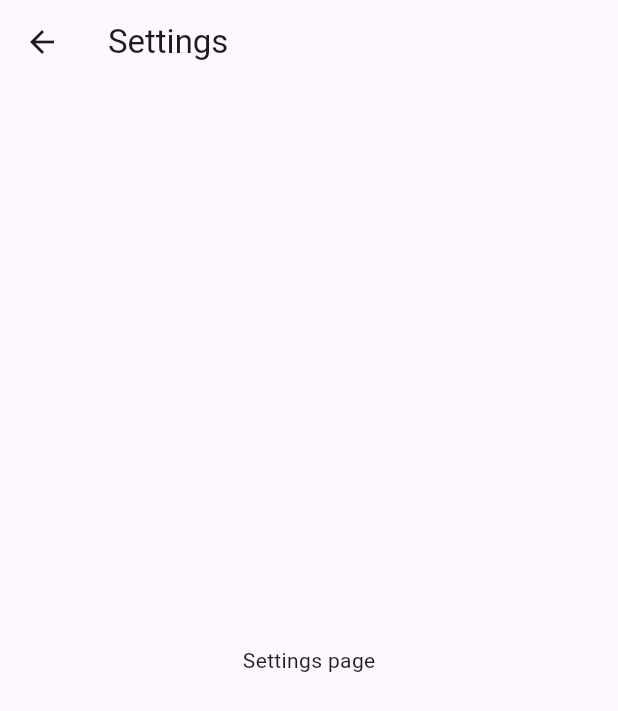
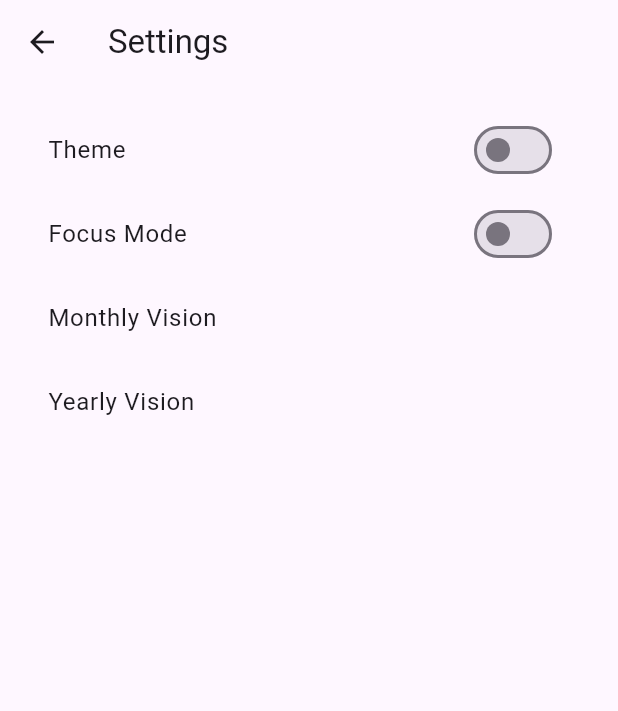
Before and after one commit to ahmedmakroum/todoodoo, a Flutter app: the screen it shows after launch, after a tap on the "settings" icon, on a phone screen of 412 x 824 dp. Shown: the top 711 px of the screen. Run offline on Flutter 3.47's test engine with Material 3 defaults, Android fonts, the light colour scheme and no system bars; our stand-ins replace flutter_local_notifications, flutter_riverpod, riverpod, sqflite; accounts and stored records are empty.

Commit message:
working home and added pages classes and dark mode

```diff
--- a/lib/main.dart
+++ b/lib/main.dart
@@ -1,18 +1,23 @@
 import 'package:flutter/material.dart';
-import 'package:todoodoo/screens/loading_screen.dart';
+import 'package:flutter_riverpod/flutter_riverpod.dart';
+import 'screens/loading_screen.dart';
+import 'providers/theme_provider.dart';
 
 void main() {
-  runApp(MyApp());
+  runApp(const ProviderScope(child: MyApp()));
 }
 
-class MyApp extends StatelessWidget {
+class MyApp extends ConsumerWidget {
+  const MyApp({Key? key}) : super(key: key);
+
   @override
-  Widget build(BuildContext context) {
+  Widget build(BuildContext context, WidgetRef ref) {
     return MaterialApp(
       title: 'TodoDooo',
-      theme: ThemeData(
-        primarySwatch: Colors.blue,
-      ),
+       debugShowCheckedModeBanner: false,
+      theme: ThemeData.light(),
+      darkTheme: ThemeData.dark(),
+      themeMode: ref.watch(themeProvider) ? ThemeMode.dark : ThemeMode.light,
       home: const LoadingScreen(),
     );
   }
--- /dev/null
+++ b/lib/providers/focus_mode_provider.dart
@@ -0,0 +1,3 @@
+import 'package:flutter_riverpod/flutter_riverpod.dart';
+
+final focusModeProvider = StateProvider<bool>((ref) => false); // Default to focus mode disabled
--- /dev/null
+++ b/lib/providers/theme_provider.dart
@@ -0,0 +1,3 @@
+import 'package:flutter_riverpod/flutter_riverpod.dart';
+
+final themeProvider = StateProvider<bool>((ref) => false); // Default to light mode
--- a/lib/screens/home_page.dart
+++ b/lib/screens/home_page.dart
@@ -1,20 +1,25 @@
 import 'package:flutter/material.dart';
+import 'package:flutter_riverpod/flutter_riverpod.dart';
 import 'dart:async';
 import 'package:flutter_local_notifications/flutter_local_notifications.dart';
 import 'package:sqflite/sqflite.dart';
 import 'package:path/path.dart';
-import 'package:todoodoo/screens/planner_page.dart';
 import 'package:todoodoo/screens/settings_page.dart';
+import 'package:todoodoo/screens/todo_page.dart';
+import 'package:todoodoo/screens/calendar_page.dart';
 import '../services/database_service.dart';
+import '../providers/theme_provider.dart';
+import '../providers/focus_mode_provider.dart';
+import 'planner_page.dart';
 
-class HomePage extends StatefulWidget {
+class HomePage extends ConsumerStatefulWidget {
   const HomePage({Key? key}) : super(key: key);
 
   @override
   _HomePageState createState() => _HomePageState();
 }
 
-class _HomePageState extends State<HomePage> with SingleTickerProviderStateMixin {
+class _HomePageState extends ConsumerState with SingleTickerProviderStateMixin {
   // Timer Logic
   int totalWorkTime = 1500; // 25 minutes default
   int remainingTime = 1500;
@@ -33,6 +38,7 @@ class _HomePageState extends State<HomePage> with SingleTickerProviderStateMixin
     {'id': 1, 'name': 'CareerFoundry Course'},
     {'id': 2, 'name': 'Marketing Team Project'},
   ];
+
   List<Map<String, dynamic>> labels = [
     {'id': 1, 'name': 'Study'},
     {'id': 2, 'name': 'Sports'},
@@ -44,7 +50,7 @@ class _HomePageState extends State<HomePage> with SingleTickerProviderStateMixin
   @override
   void initState() {
     super.initState();
-    _tabController = TabController(length: 3, vsync: this);
+    _tabController = TabController(length: 4, vsync: this);
     initializeDatabase();
     initializeNotifications();
   }
@@ -144,7 +150,55 @@ class _HomePageState extends State<HomePage> with SingleTickerProviderStateMixin
             return AlertDialog(
               title: Text('Set Timer'),
               content: Row(
-                // ... rest of your existing dialog content ...
+                mainAxisAlignment: MainAxisAlignment.spaceEvenly,
+                children: [
+                  Column(
+                    mainAxisSize: MainAxisSize.min,
+                    children: [
+                      Text('Hours'),
+                      IconButton(
+                        icon: Icon(Icons.arrow_upward),
+                        onPressed: () {
+                          setState(() {
+                            if (selectedHours < 23) selectedHours++;
+                          });
+                        },
+                      ),
+                      Text('$selectedHours'),
+                      IconButton(
+                        icon: Icon(Icons.arrow_downward),
+                        onPressed: () {
+                          setState(() {
+                            if (selectedHours > 0) selectedHours--;
+                          });
+                        },
+                      ),
+                    ],
+                  ),
+                  Column(
+                    mainAxisSize: MainAxisSize.min,
+                    children: [
+                      Text('Minutes'),
+                      IconButton(
+                        icon: Icon(Icons.arrow_upward),
+                        onPressed: () {
+                          setState(() {
+                            if (selectedMinutes < 59) selectedMinutes++;
+                          });
+                        },
+                      ),
+                      Text('$selectedMinutes'),
+                      IconButton(
+                        icon: Icon(Icons.arrow_downward),
+                        onPressed: () {
+                          setState(() {
+                            if (selectedMinutes > 0) selectedMinutes--;
+                          });
+                        },
+                      ),
+                    ],
+                  ),
+                ],
               ),
               actions: [
                 TextButton(
@@ -196,7 +250,7 @@ class _HomePageState extends State<HomePage> with SingleTickerProviderStateMixin
               child: Column(
                 children: [
                   Text(
-                    "$hours:${minutes.toString().padLeft(2, '0')}:${seconds.toString().padLeft(2, '0')}",
+                    "${hours.toString().padLeft(2, '0')}:${minutes.toString().padLeft(2, '0')}:${seconds.toString().padLeft(2, '0')}",
                     style: TextStyle(
                       fontSize: 24,
                       fontWeight: FontWeight.bold,
@@ -230,6 +284,7 @@ class _HomePageState extends State<HomePage> with SingleTickerProviderStateMixin
                 ],
               ),
             ),
+
             // Header
             Padding(
               padding: const EdgeInsets.all(16),
@@ -243,8 +298,6 @@ class _HomePageState extends State<HomePage> with SingleTickerProviderStateMixin
                       fontWeight: FontWeight.bold,
                     ),
                   ),
-                  Row(
-                    children: [
                   IconButton(
                     icon: Icon(Icons.settings),
                     onPressed: () {
@@ -254,20 +307,10 @@ class _HomePageState extends State<HomePage> with SingleTickerProviderStateMixin
                       );
                     },
                   ),
-                      IconButton(
-                        icon: Icon(Icons.calendar_today),
-                        onPressed: () {
-                          Navigator.push(
-                            context,
-                            MaterialPageRoute(builder: (context) => PlannerPage()),
-                          );
-                        },
-                      ),
-                    ],
-                  ),
                 ],
               ),
             ),
+
             // View Tabs
             Container(
               decoration: BoxDecoration(
@@ -284,8 +327,12 @@ class _HomePageState extends State<HomePage> with SingleTickerProviderStateMixin
                 controller: _tabController,
                 tabs: const [
                   Tab(
+                    icon: Icon(Icons.home),
+                    text: 'Home',
+                  ),
+                  Tab(
                     icon: Icon(Icons.list),
-                    text: 'List',
+                    text: 'To-do List',
                   ),
                   Tab(
                     icon: Icon(Icons.calendar_today),
@@ -293,13 +340,19 @@ class _HomePageState extends State<HomePage> with SingleTickerProviderStateMixin
                   ),
                   Tab(
                     icon: Icon(Icons.dashboard),
-                    text: 'Kanban',
+                    text: 'Trello',
                   ),
                 ],
               ),
             ),
+
+            // Content Area with TabBarView
             Expanded(
-              child: ListView(
+              child: TabBarView(
+                controller: _tabController,
+                children: [
+                  // Home Tab
+                  ListView(
                     padding: const EdgeInsets.all(16),
                     children: [
                       // Projects Section
@@ -320,6 +373,7 @@ class _HomePageState extends State<HomePage> with SingleTickerProviderStateMixin
                         ),
                       ),
                       const SizedBox(height: 16),
+
                       // Labels Section
                       _buildSection(
                         'Labels',
@@ -349,6 +403,7 @@ class _HomePageState extends State<HomePage> with SingleTickerProviderStateMixin
                         ),
                       ),
                       const SizedBox(height: 16),
+
                       // Status Section
                       _buildSection(
                         'Status',
@@ -394,13 +449,23 @@ class _HomePageState extends State<HomePage> with SingleTickerProviderStateMixin
                       ),
                     ],
                   ),
+
+                  // To-do List Tab
+                  TodoPage(),
+
+                  // Calendar Tab
+                  CalendarPage(),
+
+                  // Trello Tab (pointing to Planner)
+                  PlannerPage(),
+                ],
+              ),
             ),
           ],
         ),
       ),
       floatingActionButton: FloatingActionButton(
         onPressed: () {
-          // TODO: Implement add new task functionality
           Navigator.push(
             context,
             MaterialPageRoute(builder: (context) => PlannerPage()),
--- a/lib/screens/settings_page.dart
+++ b/lib/screens/settings_page.dart
@@ -1,14 +1,69 @@
 import 'package:flutter/material.dart';
+import 'package:flutter_riverpod/flutter_riverpod.dart';
+import '../providers/theme_provider.dart';
+import '../providers/focus_mode_provider.dart';
+import '../screens/monthly_vision.dart';
+import '../screens/yearly_vision.dart';
 
-class SettingsPage extends StatelessWidget {
+class SettingsPage extends ConsumerWidget {
+  const SettingsPage({Key? key}) : super(key: key);
+
   @override
-  Widget build(BuildContext context) {
+  Widget build(BuildContext context, WidgetRef ref) {
+    final isDarkMode = ref.watch(themeProvider);
+    final isFocusModeEnabled = ref.watch(focusModeProvider);
+
     return Scaffold(
       appBar: AppBar(
-        title: Text('Settings'),
+        title: const Text('Settings'),
       ),
-      body: Center(
-        child: Text('Settings page'),
+      body: Padding(
+        padding: const EdgeInsets.all(16.0),
+        child: Column(
+          crossAxisAlignment: CrossAxisAlignment.start,
+          children: [
+            // Theme Switcher
+            ListTile(
+              title: const Text('Theme'),
+              trailing: Switch(
+                value: isDarkMode,
+                onChanged: (value) {
+                  ref.read(themeProvider.notifier).state = value;
+                },
+              ),
+            ),
+            // Focus Mode Toggle
+            ListTile(
+              title: const Text('Focus Mode'),
+              trailing: Switch(
+                value: isFocusModeEnabled,
+                onChanged: (value) {
+                  ref.read(focusModeProvider.notifier).state = value;
+                },
+              ),
+            ),
+            // Monthly Vision
+            ListTile(
+              title: const Text('Monthly Vision'),
+              onTap: () {
+                Navigator.push(
+                  context,
+                  MaterialPageRoute(builder: (context) => const MonthlyVisionPage()),
+                );
+              },
+            ),
+            // Yearly Vision
+            ListTile(
+              title: const Text('Yearly Vision'),
+              onTap: () {
+                Navigator.push(
+                  context,
+                  MaterialPageRoute(builder: (context) => const YearlyVisionPage()),
+                );
+              },
+            ),
+          ],
+        ),
       ),
     );
   }
```
Also changed, not shown: lib/screens/calendar_page.dart (added, +17 -0 lines), lib/screens/monthly_vision.dart (added, +17 -0 lines), lib/screens/todo_page.dart (added, +17 -0 lines), lib/screens/yearly_vision.dart (added, +17 -0 lines), pubspec.lock, 1 other file. Lines whose indentation alone changed are shown as unchanged.
